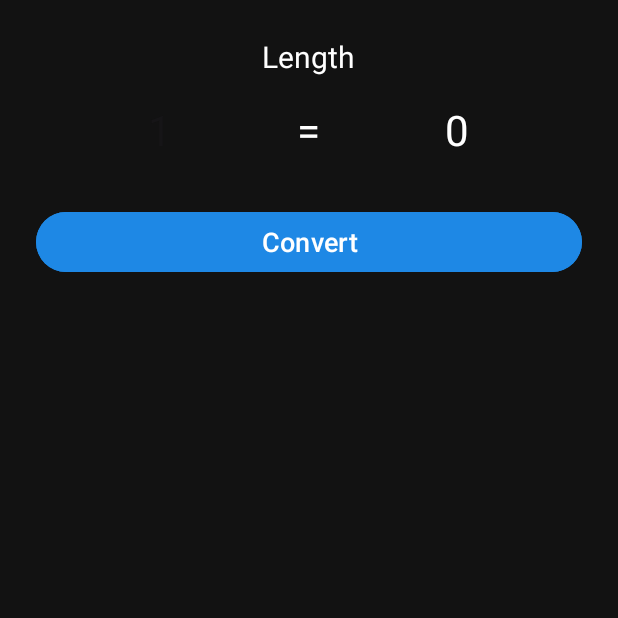
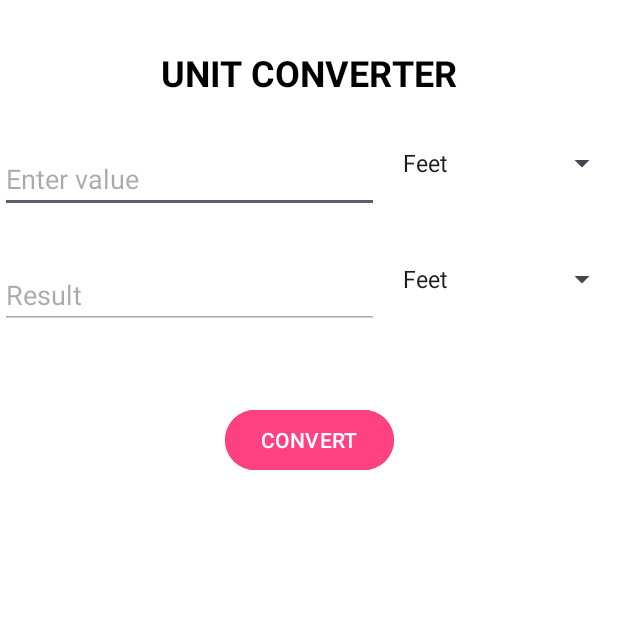
Before and after one commit to angelrao/MADproject1_angel, an Android app: the screen it shows after launch (MainActivity), on a phone screen of 412 x 824 dp, the top half of it. Run offline under Robolectric (Android 15) with nearby library versions, the phone set to English and light mode, and no system bars.

Commit message:
CHANGES IN UI

```diff
--- a/app/src/main/java/com/example/madproject1_angel/MainActivity.java
+++ b/app/src/main/java/com/example/madproject1_angel/MainActivity.java
@@ -1,19 +1,64 @@
 package com.example.madproject1_angel;
 
+import androidx.appcompat.app.AppCompatActivity;
 import android.os.Bundle;
-import androidx.activity.EdgeToEdge;
-import androidx.appcompat.app.AppCompatActivity;
-import androidx.core.graphics.Insets;
-import androidx.core.view.ViewCompat;
-import androidx.core.view.WindowInsetsCompat;
+import android.view.View;
+import android.widget.*;
+import java.util.*;
 
 public class MainActivity extends AppCompatActivity {
+
+    EditText inputValue, resultValue;
+    Spinner spinnerFrom, spinnerTo;
+    Button btnConvert;
+
+    String[] units = {"Feet", "Inches", "Centimetres", "Metres", "Yards"};
+    Map<String, Double> unitToMeter;
 
     @Override
     protected void onCreate(Bundle savedInstanceState) {
         super.onCreate(savedInstanceState);
-        EdgeToEdge.enable(this);
         setContentView(R.layout.activity_main);
 
+        inputValue = findViewById(R.id.inputValue);
+        resultValue = findViewById(R.id.resultValue);
+        spinnerFrom = findViewById(R.id.spinnerFrom);
+        spinnerTo = findViewById(R.id.spinnerTo);
+        btnConvert = findViewById(R.id.btnConvert);
+
+        ArrayAdapter<String> adapter = new ArrayAdapter<>(this, android.R.layout.simple_spinner_item, units);
+        adapter.setDropDownViewResource(android.R.layout.simple_spinner_dropdown_item);
+        spinnerFrom.setAdapter(adapter);
+        spinnerTo.setAdapter(adapter);
+
+        unitToMeter = new HashMap<>();
+        unitToMeter.put("Feet", 0.3048);
+        unitToMeter.put("Inches", 0.0254);
+        unitToMeter.put("Centimetres", 0.01);
+        unitToMeter.put("Metres", 1.0);
+        unitToMeter.put("Yards", 0.9144);
+
+        btnConvert.setOnClickListener(new View.OnClickListener() {
+            @Override
+            public void onClick(View view) {
+                convert();
+            }
+        });
+    }
+
+    void convert() {
+        String fromUnit = spinnerFrom.getSelectedItem().toString();
+        String toUnit = spinnerTo.getSelectedItem().toString();
+        String input = inputValue.getText().toString();
+
+        if(input.isEmpty()){
+            Toast.makeText(this, "Enter value", Toast.LENGTH_SHORT).show();
+            return;
+        }
+
+        double inputVal = Double.parseDouble(input);
+        double result = inputVal * unitToMeter.get(fromUnit) / unitToMeter.get(toUnit);
+
+        resultValue.setText(String.format("%.4f", result));
     }
 }
--- a/app/src/main/res/layout/activity_main.xml
+++ b/app/src/main/res/layout/activity_main.xml
@@ -1,97 +1,76 @@
 <?xml version="1.0" encoding="utf-8"?>
-    <LinearLayout xmlns:android="http://schemas.android.com/apk/res/android"
+<androidx.constraintlayout.widget.ConstraintLayout
+    xmlns:android="http://schemas.android.com/apk/res/android"
+    xmlns:app="http://schemas.android.com/apk/res-auto"
+    xmlns:tools="http://schemas.android.com/tools"
     android:layout_width="match_parent"
     android:layout_height="match_parent"
-    android:orientation="vertical"
-    android:background="#121212"
-    android:padding="24dp">
+    android:background="@color/white"
+    tools:context=".MainActivity">
 
     <TextView
+        android:id="@+id/tvTitle"
         android:layout_width="wrap_content"
         android:layout_height="wrap_content"
-    android:text="Length"
-    android:textColor="#FFFFFF"
-    android:textSize="20sp"
-    android:layout_gravity="center_horizontal"
-    android:paddingBottom="16dp" />
-
-<LinearLayout
-android:layout_width="match_parent"
-android:layout_height="wrap_content"
-android:orientation="horizontal"
-android:gravity="center"
-android:weightSum="2">
-
-<LinearLayout
-    android:layout_width="0dp"
-    android:layout_weight="1"
-    android:layout_height="wrap_content"
-    android:orientation="vertical"
-    android:paddingEnd="8dp">
+        android:text="UNIT CONVERTER"
+        android:textSize="24sp"
+        android:textStyle="bold"
+        android:textColor="@color/black"
+        app:layout_constraintTop_toTopOf="parent"
+        app:layout_constraintStart_toStartOf="parent"
+        app:layout_constraintEnd_toEndOf="parent"
+        android:layout_marginTop="32dp"/>
 
     <EditText
         android:id="@+id/inputValue"
-        android:layout_width="match_parent"
+        android:layout_width="0dp"
         android:layout_height="wrap_content"
-        android:hint="1"
-        android:textColor="#FFFFFF"
-        android:background="@android:color/transparent"
-        android:textSize="28sp"
+        android:hint="Enter value"
         android:inputType="numberDecimal"
-        android:textAlignment="center" />
+        android:textColor="@color/black"
+        app:layout_constraintTop_toBottomOf="@id/tvTitle"
+        app:layout_constraintStart_toStartOf="parent"
+        app:layout_constraintEnd_toStartOf="@id/spinnerFrom"
+        android:layout_marginTop="32dp"
+        android:layout_marginEnd="8dp"/>
 
     <Spinner
-        android:id="@+id/fromUnitSpinner"
-        android:layout_width="match_parent"
-        android:layout_height="wrap_content"
-        android:popupBackground="#1E1E1E"
-        android:background="@android:color/transparent"
-        android:theme="@style/SpinnerDark" />
-</LinearLayout>
-
-<TextView
+        android:id="@+id/spinnerFrom"
         android:layout_width="wrap_content"
         android:layout_height="wrap_content"
-    android:text="="
-    android:textColor="#FFFFFF"
-    android:textSize="28sp"
-    android:layout_gravity="center_vertical" />
+        app:layout_constraintTop_toTopOf="@id/inputValue"
+        app:layout_constraintEnd_toEndOf="parent"/>
 
-<LinearLayout
+    <EditText
+        android:id="@+id/resultValue"
         android:layout_width="0dp"
-    android:layout_weight="1"
         android:layout_height="wrap_content"
-    android:orientation="vertical"
-    android:paddingStart="8dp">
-
-    <TextView
-        android:id="@+id/resultText"
-        android:layout_width="match_parent"
-        android:layout_height="wrap_content"
-        android:text="0"
-        android:textSize="28sp"
-        android:textColor="#FFFFFF"
-        android:textAlignment="center" />
+        android:hint="Result"
+        android:enabled="false"
+        android:textColor="@color/black"
+        app:layout_constraintTop_toBottomOf="@id/inputValue"
+        app:layout_constraintStart_toStartOf="parent"
+        app:layout_constraintEnd_toStartOf="@id/spinnerTo"
+        android:layout_marginTop="32dp"
+        android:layout_marginEnd="8dp"/>
 
     <Spinner
-        android:id="@+id/toUnitSpinner"
-        android:layout_width="match_parent"
+        android:id="@+id/spinnerTo"
+        android:layout_width="wrap_content"
         android:layout_height="wrap_content"
-        android:popupBackground="#1E1E1E"
-        android:background="@android:color/transparent"
-        android:theme="@style/SpinnerDark" />
-</LinearLayout>
-</LinearLayout>
+        app:layout_constraintTop_toTopOf="@id/resultValue"
+        app:layout_constraintEnd_toEndOf="parent"/>
 
     <Button
-android:id="@+id/convertButton"
-android:layout_width="match_parent"
+        android:id="@+id/btnConvert"
+        android:layout_width="wrap_content"
         android:layout_height="wrap_content"
-android:text="Convert"
-android:textAllCaps="false"
-android:textSize="18sp"
-android:textColor="#FFFFFF"
-android:backgroundTint="#1E88E5"
-android:layout_marginTop="32dp"
-android:layout_marginBottom="8dp" />
-    </LinearLayout>
+        android:text="CONVERT"
+        android:backgroundTint="@color/pink"
+        android:textColor="@color/white"
+        app:layout_constraintTop_toBottomOf="@id/resultValue"
+        app:layout_constraintStart_toStartOf="parent"
+        app:layout_constraintEnd_toEndOf="parent"
+        android:layout_marginTop="50dp"/>
+
+</androidx.constraintlayout.widget.ConstraintLayout>
--- a/app/src/main/res/values/colors.xml
+++ b/app/src/main/res/values/colors.xml
@@ -1,5 +1,7 @@
 <?xml version="1.0" encoding="utf-8"?>
 <resources>
-    <color name="black">#FF000000</color>
-    <color name="white">#FFFFFFFF</color>
+    <color name="white">#FFFFFF</color>
+    <color name="black">#000000</color>
+    <color name="pink">#FF4081</color>
+
 </resources>
--- a/app/src/main/res/values/themes.xml
+++ b/app/src/main/res/values/themes.xml
@@ -4,9 +4,6 @@
         <!-- Customize your light theme here. -->
         <!-- <item name="colorPrimary">@color/my_light_primary</item> -->
     </style>
-    <style name="SpinnerDark" parent="Theme.AppCompat.Light.DarkActionBar">
-        <item name="android:popupBackground">#1E1E1E</item>
-        <item name="android:textColor">#FFFFFF</item>
-    </style>
+
     <style name="Theme.MADproject1_angel" parent="Base.Theme.MADproject1_angel" />
 </resources>
```
Lines whose indentation alone changed are shown as unchanged.
